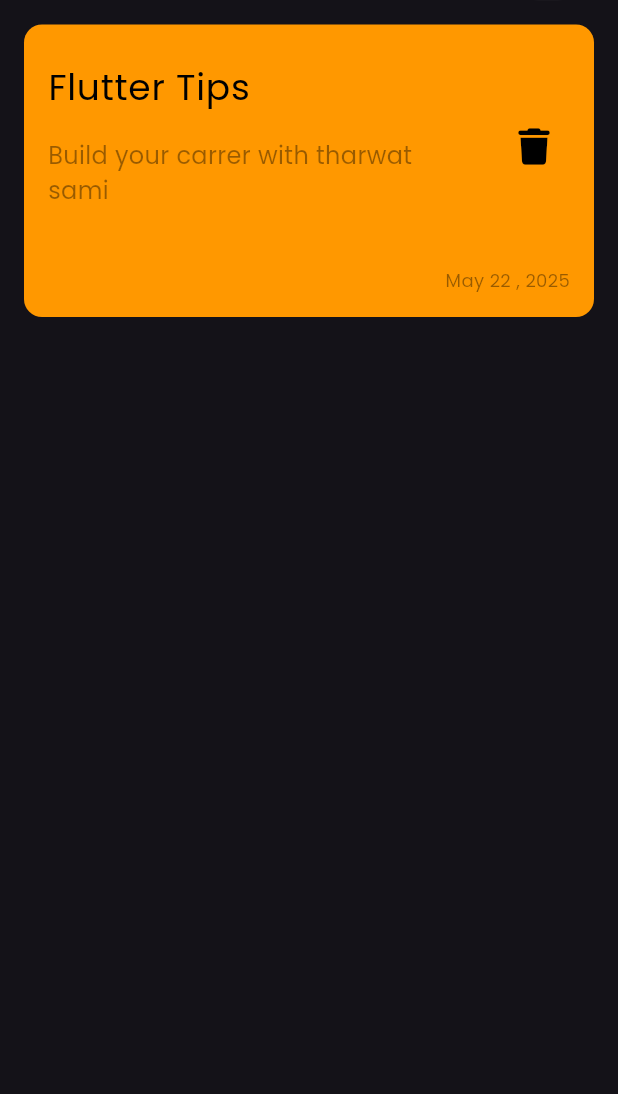
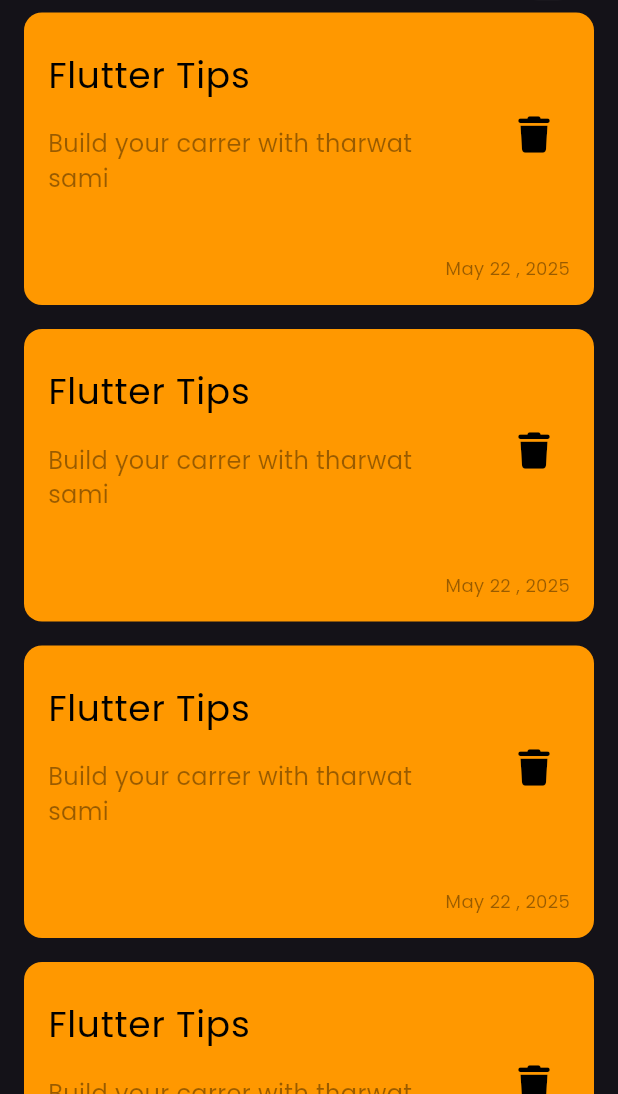
Before and after one commit to SARYAALHNDY/notes_app, a Flutter app: the screen it shows after launch, on a phone screen of 412 x 824 dp, the part 142-1236 px from its top. Run offline on Flutter 3.47's test engine with Material 3 defaults, Android fonts, the phone set to English and light mode, and no system bars; our stand-ins replace font_awesome_flutter.

Commit message:
create notes list view

```diff
--- a/lib/views/notes_view.dart
+++ b/lib/views/notes_view.dart
@@ -1,6 +1,6 @@
 import 'package:flutter/material.dart';
 import 'package:notes_app/widgets/custom_app_bar.dart';
-import 'package:notes_app/widgets/custom_item.dart';
+import 'package:notes_app/widgets/notes_list_view.dart';
 
 class NotesView extends StatelessWidget {
   const NotesView({super.key});
@@ -14,7 +14,7 @@ class NotesView extends StatelessWidget {
             height: 50,
           ),
           CustomAppBar(),
-          CustomItem(),
+          Expanded(child: NotesListViwe()),
         ],
       ),
     );
--- a/lib/widgets/custom_app_bar.dart
+++ b/lib/widgets/custom_app_bar.dart
@@ -6,9 +6,9 @@ class CustomAppBar extends StatelessWidget {
 
   @override
   Widget build(BuildContext context) {
-    return Padding(
-      padding: const EdgeInsets.symmetric(horizontal: 24),
-      child: const Row(
+    return const Padding(
+      padding:  EdgeInsets.symmetric(horizontal: 24),
+      child:  Row(
         children: [
           Text(
             "Notes",
--- a/lib/widgets/custom_item.dart
+++ b/lib/widgets/custom_item.dart
@@ -7,9 +7,9 @@ class CustomItem extends StatelessWidget {
   @override
   Widget build(BuildContext context) {
     return Padding(
-      padding: const EdgeInsets.all(16),
+      padding: const EdgeInsets.symmetric(vertical: 8, horizontal: 16),
       child: Container(
-        padding: EdgeInsets.only(right: 16, bottom: 16),
+        padding: const EdgeInsets.only(right: 16, bottom: 16),
         decoration: BoxDecoration(
           borderRadius: BorderRadius.circular(12),
           color: Colors.orange,
@@ -18,8 +18,8 @@ class CustomItem extends StatelessWidget {
           crossAxisAlignment: CrossAxisAlignment.end,
           children: [
             ListTile(
-              contentPadding: EdgeInsets.only(top: 16, bottom: 16, left: 16),
-              title: Text(
+              contentPadding: const EdgeInsets.only(top: 16, bottom: 16, left: 16),
+              title: const Text(
                 'Flutter Tips',
                 style: TextStyle(color: Colors.black, fontSize: 24),
               ),
@@ -33,7 +33,7 @@ class CustomItem extends StatelessWidget {
               ),
               trailing: IconButton(
                 onPressed: () {},
-                icon: Icon(
+                icon:const Icon(
                   FontAwesomeIcons.trash,
                   color: Colors.black,
                 ),
--- a/lib/widgets/custom_search_icon.dart
+++ b/lib/widgets/custom_search_icon.dart
@@ -12,7 +12,7 @@ class CustomSearchIcon extends StatelessWidget {
         borderRadius: BorderRadius.circular(16),
         color: Colors.white.withOpacity(0.04),
       ),
-      child: Center(
+      child: const Center(
         child: Icon(Icons.search),
       ),
     );
--- /dev/null
+++ b/lib/widgets/notes_list_view.dart
@@ -0,0 +1,13 @@
+import 'package:flutter/material.dart';
+import 'package:notes_app/widgets/custom_item.dart';
+
+class NotesListViwe extends StatelessWidget {
+  const NotesListViwe({super.key});
+
+  @override
+  Widget build(BuildContext context) {
+    return ListView.builder(itemBuilder: (context, index) {
+      return const CustomItem();
+    });
+  }
+}
```
Also changed, not shown: 1 other file.
